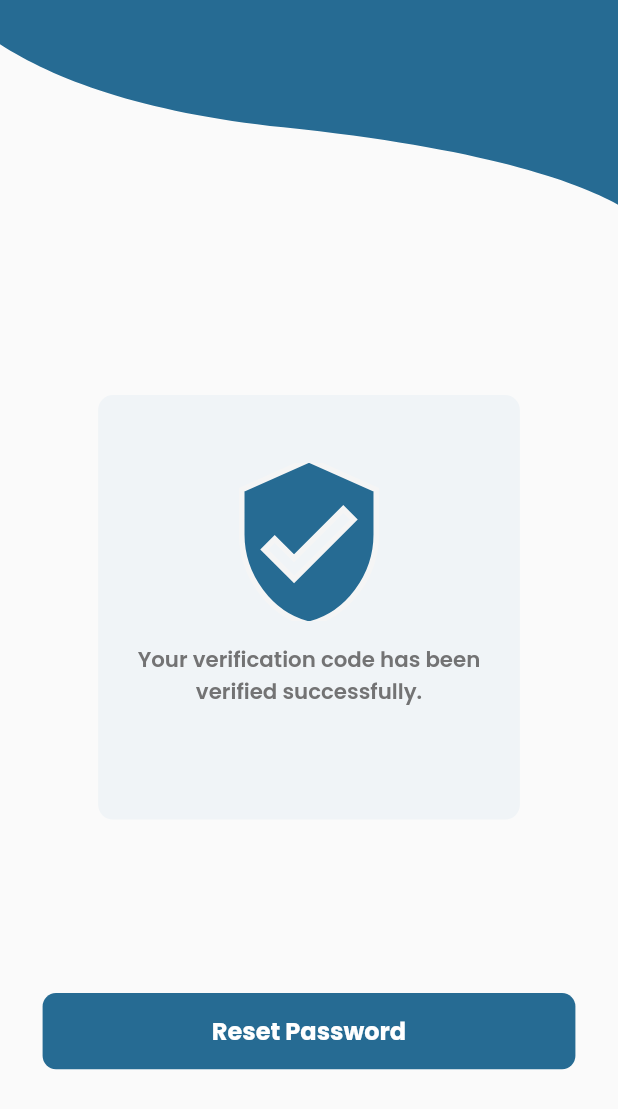
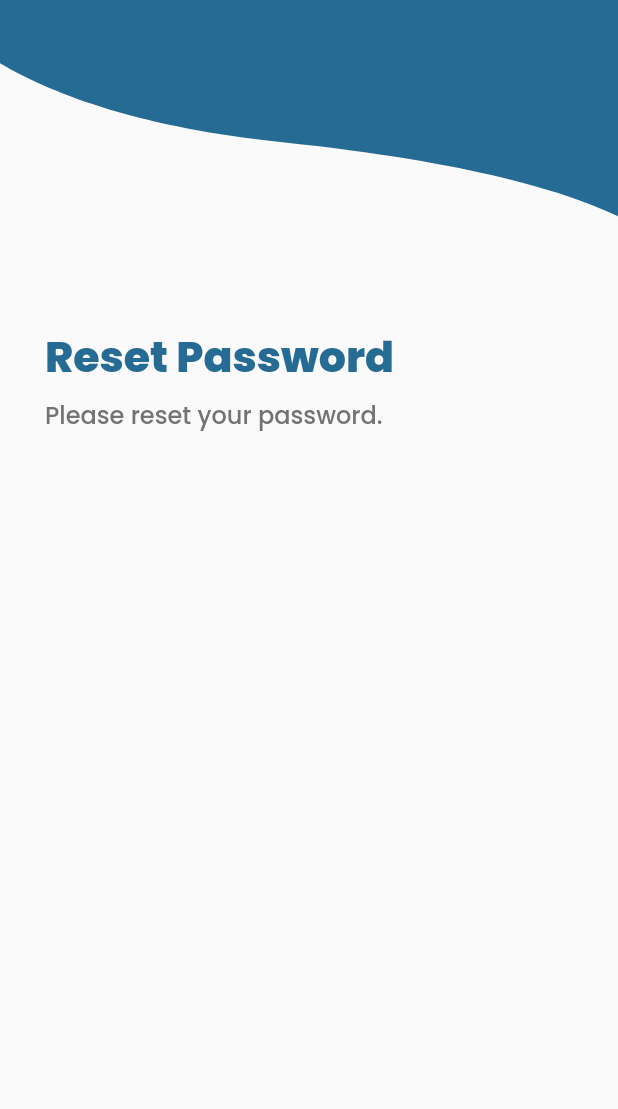
Before and after one commit to Hurair17/zia, a Flutter app: the VerifyScreen screen opened directly, after a tap on "Reset Password", on a phone screen of 412 x 824 dp. Shown: the top 1109 px of the screen. Run offline on Flutter 3.47's test engine with Material 2 defaults, Android fonts, the light colour scheme and no system bars; our stand-ins replace flutter_countdown_timer, flutter_screenutil, flutter_svg, get, get_it, shared_preferences; accounts and stored records are empty.

Commit message:
Reset Password Screen is going

```diff
--- a/lib/ui/custom_widget/down_elevated_btn.dart
+++ b/lib/ui/custom_widget/down_elevated_btn.dart
@@ -20,9 +20,14 @@ class DownElevetedButton extends StatelessWidget {
   Widget build(BuildContext context) {
     return ElevatedButton(
       onPressed: () {
-        if (formKey!.currentState!.validate()) {
+        if (formKey == null) {
+          // return null;
           Get.to(link);
-        } else {}
+        } else {
+          if (formKey!.currentState!.validate()) {
+            Get.to(link);
+          } else {}
+        }
       },
       style: ElevatedButton.styleFrom(
         primary: kprimaryColor,
--- a/lib/ui/screens/forget_password/otp_verify_screen.dart
+++ b/lib/ui/screens/forget_password/otp_verify_screen.dart
@@ -2,6 +2,7 @@ import 'package:flutter/material.dart';
 import 'package:flutter_screenutil/flutter_screenutil.dart';
 import 'package:flutter_svg/flutter_svg.dart';
 import 'package:recrutment_help_app/core/constant/color.dart';
+import 'package:recrutment_help_app/ui/screens/forget_password/reset_password_screen.dart';
 
 import '../../custom_widget/down_elevated_btn.dart';
 
@@ -63,9 +64,9 @@ class VerifyScreen extends StatelessWidget {
               SizedBox(
                 height: 130.h,
               ),
-              DownElevetedButton(
+              const DownElevetedButton(
                 // formKey: formKey,
-                link: VerifyScreen(),
+                link: ResetPasswordScreen(),
                 buttonText: 'Reset Password',
               ),
             ],
--- /dev/null
+++ b/lib/ui/screens/forget_password/reset_password_screen.dart
@@ -0,0 +1,58 @@
+import 'package:flutter/material.dart';
+import 'package:flutter_screenutil/flutter_screenutil.dart';
+import 'package:flutter_svg/flutter_svg.dart';
+
+import '../../../core/constant/color.dart';
+
+class ResetPasswordScreen extends StatelessWidget {
+  const ResetPasswordScreen({Key? key}) : super(key: key);
+
+  @override
+  Widget build(BuildContext context) {
+    return SafeArea(
+      child: Scaffold(
+        body: SingleChildScrollView(
+          child: Column(
+            crossAxisAlignment: CrossAxisAlignment.start,
+            children: [
+              SvgPicture.asset('assets/icons/auth_screen_design.svg',
+                  fit: BoxFit.cover),
+              SizedBox(
+                height: 46.h,
+              ),
+              Padding(
+                padding: const EdgeInsets.symmetric(horizontal: 30),
+                child: Column(
+                  crossAxisAlignment: CrossAxisAlignment.start,
+                  children: [
+                    Text(
+                      'Reset Password',
+                      style: TextStyle(
+                        color: kprimaryColor,
+                        fontFamily: 'Poppins',
+                        fontSize: 32.sp,
+                        fontWeight: FontWeight.w800,
+                      ),
+                    ),
+                    SizedBox(
+                      height: 5.h,
+                    ),
+                    Text(
+                      'Please reset your password.',
+                      style: TextStyle(
+                        color: ksecondaryColor,
+                        fontFamily: 'Poppins',
+                        fontSize: 18.sp,
+                        fontWeight: FontWeight.w500,
+                      ),
+                    )
+                  ],
+                ),
+              )
+            ],
+          ),
+        ),
+      ),
+    );
+  }
+}
```
